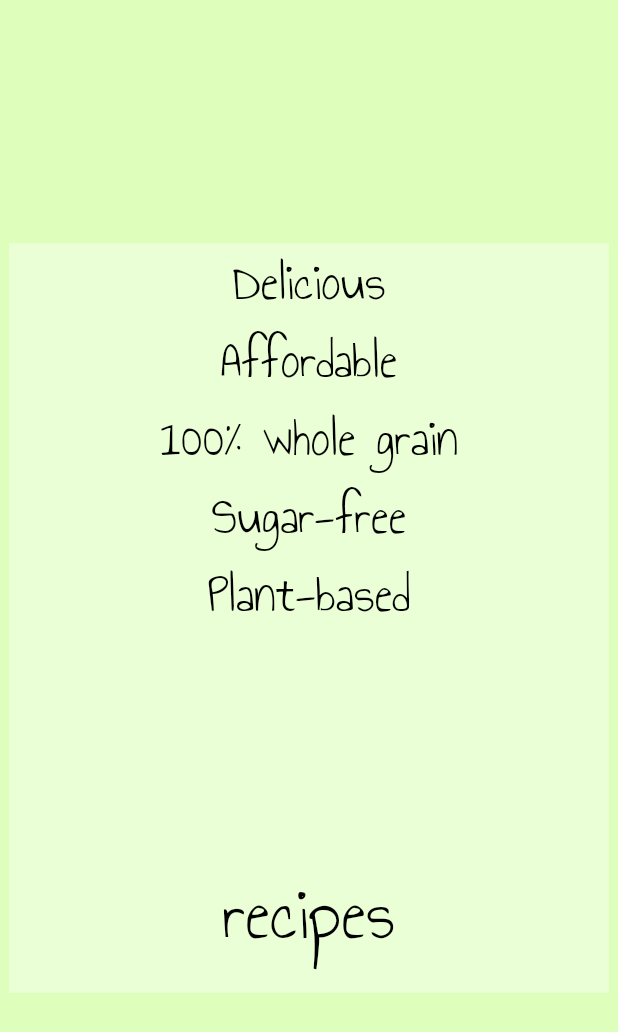
After one commit to nate-thegrate/my-website, a Flutter app: the _Recipes screen opened by its route, on a phone screen of 412 x 824 dp. The commit adds this screen. Shown: the top 1032 px of the screen. Run offline on Flutter 3.47's test engine with Material 3 defaults, Android fonts, the phone set to English and light mode, and no system bars; our stand-ins replace flutter_hooks, go_router; missing offline and left inert: collection_notifiers.

Commit message:
recipes.dart

```diff
--- a/lib/main.dart
+++ b/lib/main.dart
@@ -1,5 +1,6 @@
 import 'dart:ui';
 
+import 'package:nate_thegrate/projects/recipes/recipes.dart';
 import 'package:nate_thegrate/projects/this_site/this_site.dart';
 
 import 'the_good_stuff.dart';
@@ -104,8 +105,8 @@ class App extends StatelessWidget {
               ),
               GoRoute(
                 path: Route.recipes.name,
-                builder: (context, state) => const RecipeCard(),
-                pageBuilder: (context, state) => const NoTransitionPage(child: RecipeCard()),
+                builder: (context, state) => const Recipes(),
+                pageBuilder: (context, state) => const NoTransitionPage(child: Recipes()),
               ),
               GoRoute(
                 path: Route.thisSite.name,
--- a/lib/projects/recipes/recipe_card.dart
+++ b/lib/projects/recipes/recipe_card.dart
@@ -21,12 +21,13 @@ class _RecipeCardState extends State<RecipeCard> {
   }
 
   void _select() async {
+    if (selected) return;
+
     final WidgetStates? states = _readStates;
+    if (states == null || !states.contains(WidgetState.selected)) return;
+    selected = true;
     final stash = context.read<_Stached>();
 
-    if (selected || states == null || !states.contains(WidgetState.selected)) return;
-    selected = true;
-    print('calling _select!');
     await Future.delayed(Durations.medium1);
     stash.value = true;
 
@@ -69,7 +70,7 @@ class _RecipeCardState extends State<RecipeCard> {
               builder: (context, t, child) {
                 final Size(:width, :height) = MediaQuery.sizeOf(context);
                 return Transform.translate(
-                  offset: Offset(t * width, (-4 * t + 8 * t * t) * height),
+                  offset: Offset(t * width, (2 * t * t - t) * height * 4),
                   child: Transform.rotate(
                     angle: pow(t, 1.5) * 5,
                     child: const StacheStash(),
--- /dev/null
+++ b/lib/projects/recipes/recipes.dart
@@ -0,0 +1,60 @@
+import 'package:nate_thegrate/the_good_stuff.dart';
+
+class Recipes extends SizedBox {
+  const Recipes({super.key}) : super.expand(child: recipes);
+
+  static const recipes = ColoredBox(
+    color: RecipeCard.background,
+    child: DefaultTextStyle(
+      style: TextStyle(
+        inherit: false,
+        color: Colors.black,
+        fontFamily: 'annie use your telescope',
+        fontSize: 36,
+      ),
+      child: Center(
+        child: _Recipes(),
+      ),
+    ),
+  );
+}
+
+class _Recipes extends StatefulWidget {
+  const _Recipes();
+
+  @override
+  State<_Recipes> createState() => _RecipesState();
+}
+
+class _RecipesState extends State<_Recipes> {
+  @override
+  Widget build(BuildContext context) {
+    return const SizedBox(
+      width: 400,
+      height: 500,
+      child: ColoredBox(
+        color: Colors.white38,
+        child: Stack(
+          alignment: Alignment.bottomCenter,
+          children: [
+            Column(
+              children: [
+                Text('Delicious'),
+                Text('Affordable'),
+                Text('100% whole grain'),
+                Text('Sugar-free'),
+                Text('Plant-based'),
+                Spacer(),
+                Text(
+                  'recipes',
+                  style: TextStyle(fontSize: 50),
+                ),
+                SizedBox(height: 16),
+              ],
+            ),
+          ],
+        ),
+      ),
+    );
+  }
+}
```
